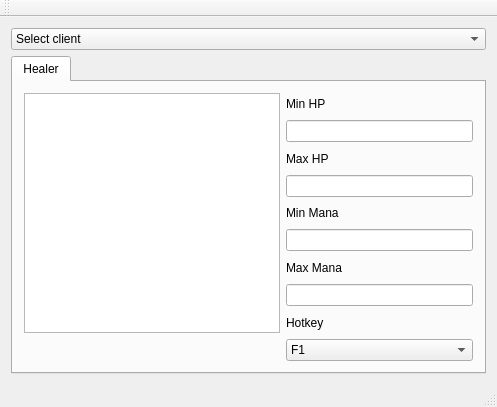
This is gui/AlmostManualBot/mainwindow.ui in stryku/amb as Qt 5 draws it before an edit. The edited form follows.
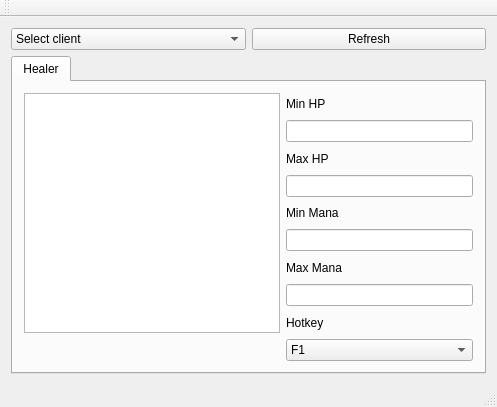
This is the edited form.

Commit message: added button to refresh clients list

Patch:
```diff
--- a/gui/AlmostManualBot/mainwindow.ui
+++ b/gui/AlmostManualBot/mainwindow.ui
@@ -14,8 +14,8 @@
    <string>MainWindow</string>
   </property>
   <widget class="QWidget" name="centralWidget">
-   <layout class="QVBoxLayout" name="verticalLayout">
-    <item>
+   <layout class="QGridLayout" name="gridLayout_2">
+    <item row="0" column="0">
      <widget class="QComboBox" name="cbTibiaClients">
       <item>
        <property name="text">
@@ -24,7 +24,14 @@
       </item>
      </widget>
     </item>
-    <item>
+    <item row="0" column="1">
+     <widget class="QPushButton" name="pushButton">
+      <property name="text">
+       <string>Refresh</string>
+      </property>
+     </widget>
+    </item>
+    <item row="1" column="0" colspan="2">
      <widget class="QTabWidget" name="tabWidget">
       <property name="currentIndex">
        <number>0</number>
```
Left out of the diff: 2 changed lines with no effect on the pictures. The commit also changes 2 other files.
